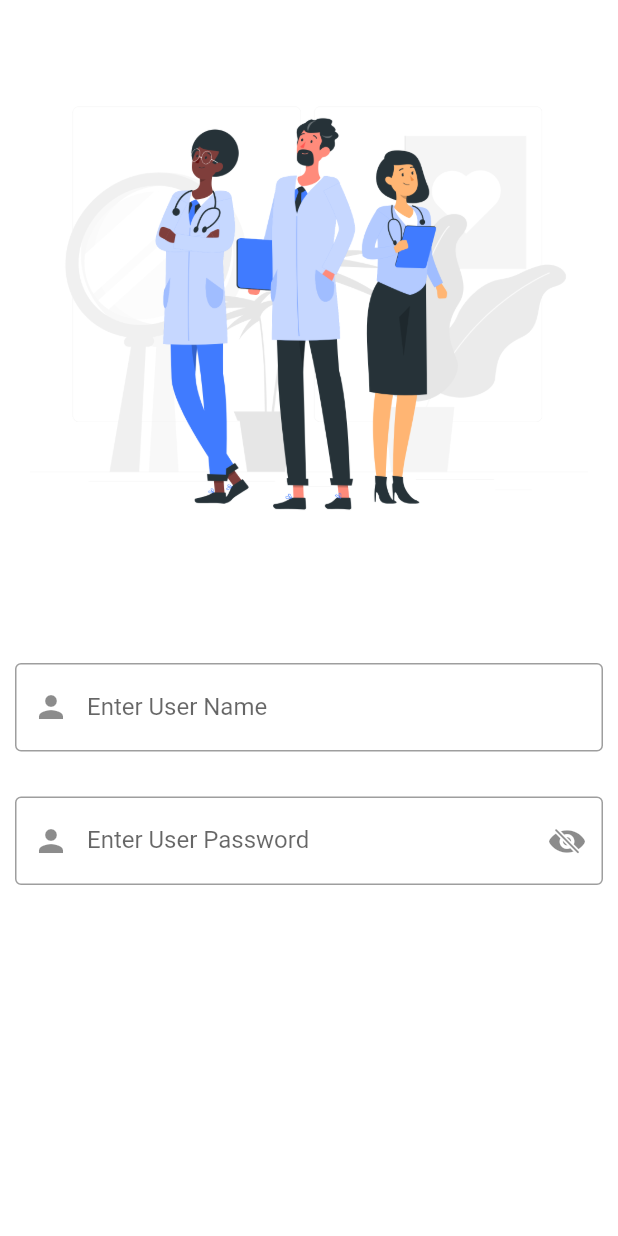
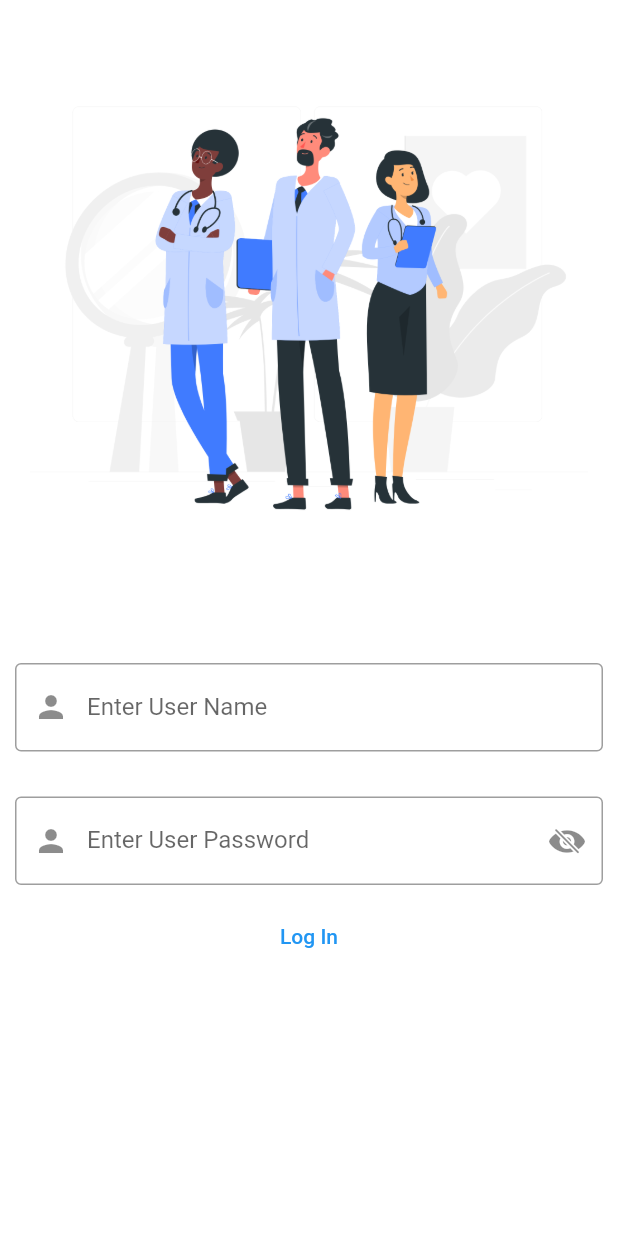
Before and after one commit to Gowsalyanatraj/health_care_app_flutter, a Flutter app: the screen it shows after launch, after a tap on "Login", on a phone screen of 412 x 824 dp. Run offline on Flutter 3.47's test engine with Material 2 defaults, Android fonts, the phone set to English and light mode, and no system bars.

Commit message:
adding button

```diff
--- a/lib/login_screen.dart
+++ b/lib/login_screen.dart
@@ -49,7 +49,8 @@ class _LoginScreenState extends State<LoginScreen> {
                             ? Icon(CupertinoIcons.eye_slash_fill)
                             : Icon(CupertinoIcons.eye_fill))),
               ),
-            )
+            ),
+            TextButton(onPressed: (){}, child: Text('Log In'))
           ],
         )),
       ),
```
